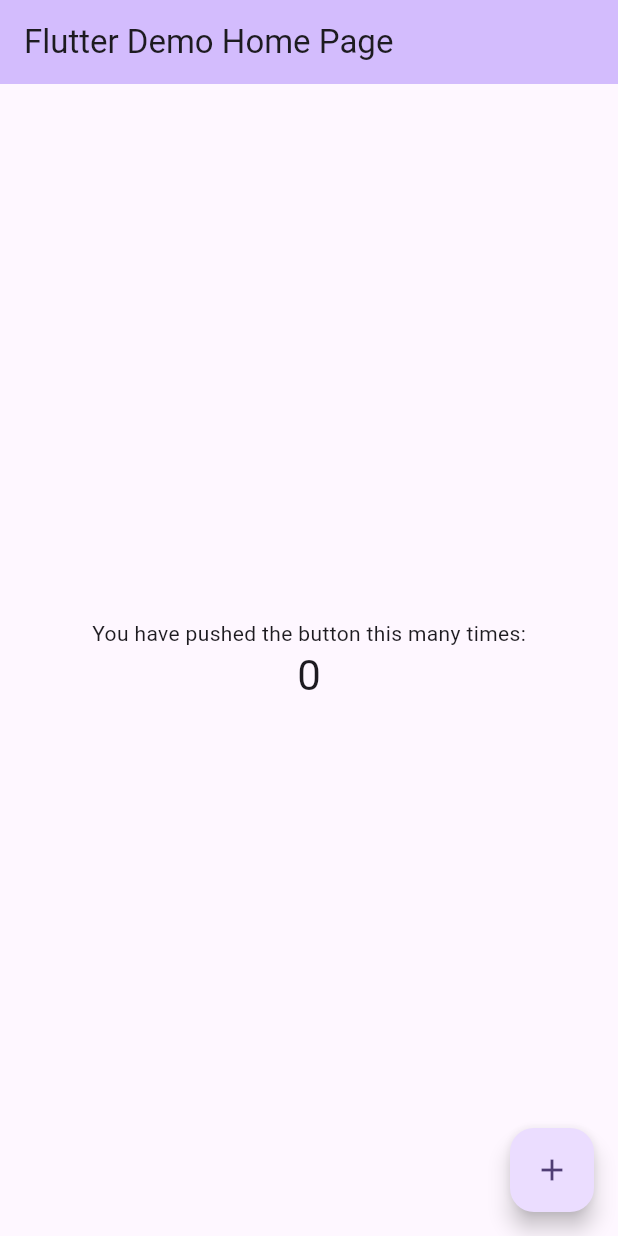
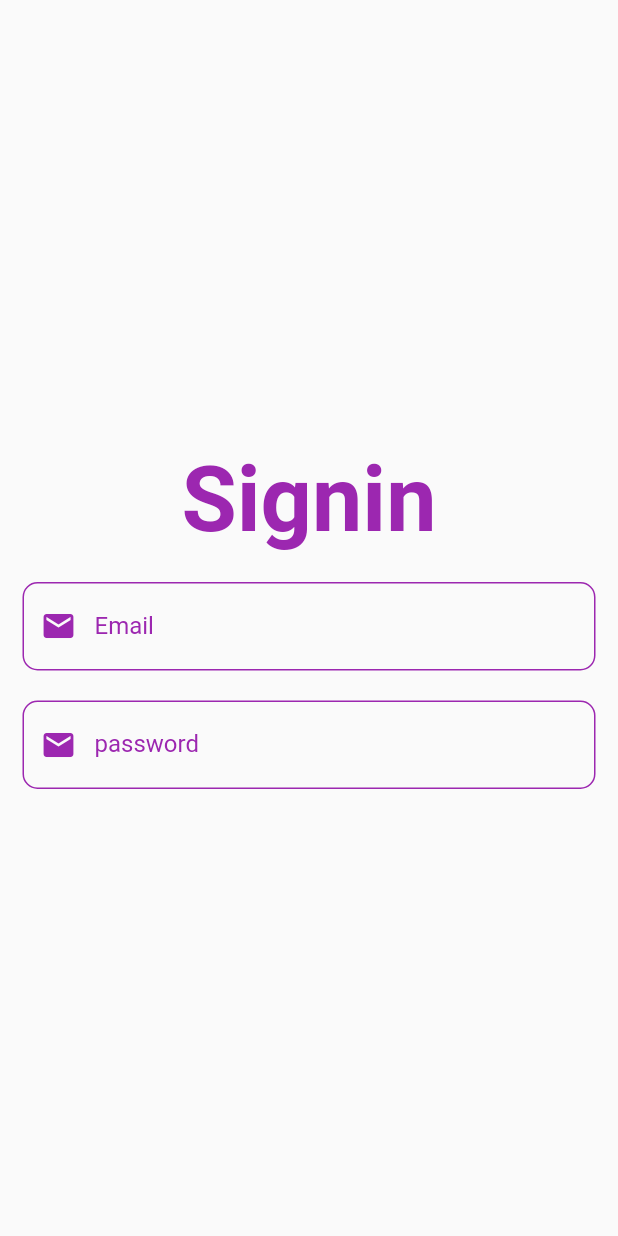
Before and after one commit to NadaAshrafMuhammad/FlutterGraduationProject-FitSync, a Flutter app: the screen it shows after launch, on a phone screen of 412 x 824 dp. Run offline on Flutter 3.47's test engine with Material 2 defaults, Android fonts, the phone set to English and light mode, and no system bars.

Commit message:
create siginScreen,  siginBody & customtext field

```diff
--- a/graduation_project/lib/main.dart
+++ b/graduation_project/lib/main.dart
@@ -1,4 +1,5 @@
 import 'package:flutter/material.dart';
+import '../screen/signin_screen.dart';
 
 void main() {
   runApp(const MyApp());
@@ -7,119 +8,12 @@ void main() {
 class MyApp extends StatelessWidget {
   const MyApp({super.key});
 
-  // This widget is the root of your application.
   @override
   Widget build(BuildContext context) {
-    return MaterialApp(
-      title: 'Flutter Demo',
-      theme: ThemeData(
-        // This is the theme of your application.
-        //
-        // TRY THIS: Try running your application with "flutter run". You'll see
-        // the application has a blue toolbar. Then, without quitting the app,
-        // try changing the seedColor in the colorScheme below to Colors.green
-        // and then invoke "hot reload" (save your changes or press the "hot
-        // reload" button in a Flutter-supported IDE, or press "r" if you used
-        // the command line to start the app).
-        //
-        // Notice that the counter didn't reset back to zero; the application
-        // state is not lost during the reload. To reset the state, use hot
-        // restart instead.
-        //
-        // This works for code too, not just values: Most code changes can be
-        // tested with just a hot reload.
-        colorScheme: ColorScheme.fromSeed(seedColor: Colors.deepPurple),
-        useMaterial3: true,
-      ),
-      home: const MyHomePage(title: 'Flutter Demo Home Page'),
+    return const MaterialApp(
+      title: 'FitSync App',
+      debugShowCheckedModeBanner: false,
+      home: SigninScreen(),
     );
   }
 }
-
-class MyHomePage extends StatefulWidget {
-  const MyHomePage({super.key, required this.title});
-
-  // This widget is the home page of your application. It is stateful, meaning
-  // that it has a State object (defined below) that contains fields that affect
-  // how it looks.
-
-  // This class is the configuration for the state. It holds the values (in this
-  // case the title) provided by the parent (in this case the App widget) and
-  // used by the build method of the State. Fields in a Widget subclass are
-  // always marked "final".
-
-  final String title;
-
-  @override
-  State<MyHomePage> createState() => _MyHomePageState();
-}
-
-class _MyHomePageState extends State<MyHomePage> {
-  int _counter = 0;
-
-  void _incrementCounter() {
-    setState(() {
-      // This call to setState tells the Flutter framework that something has
-      // changed in this State, which causes it to rerun the build method below
-      // so that the display can reflect the updated values. If we changed
-      // _counter without calling setState(), then the build method would not be
-      // called again, and so nothing would appear to happen.
-      _counter++;
-    });
-  }
-
-  @override
-  Widget build(BuildContext context) {
-    // This method is rerun every time setState is called, for instance as done
-    // by the _incrementCounter method above.
-    //
-    // The Flutter framework has been optimized to make rerunning build methods
-    // fast, so that you can just rebuild anything that needs updating rather
-    // than having to individually change instances of widgets.
-    return Scaffold(
-      appBar: AppBar(
-        // TRY THIS: Try changing the color here to a specific color (to
-        // Colors.amber, perhaps?) and trigger a hot reload to see the AppBar
-        // change color while the other colors stay the same.
-        backgroundColor: Theme.of(context).colorScheme.inversePrimary,
-        // Here we take the value from the MyHomePage object that was created by
-        // the App.build method, and use it to set our appbar title.
-        title: Text(widget.title),
-      ),
-      body: Center(
-        // Center is a layout widget. It takes a single child and positions it
-        // in the middle of the parent.
-        child: Column(
-          // Column is also a layout widget. It takes a list of children and
-          // arranges them vertically. By default, it sizes itself to fit its
-          // children horizontally, and tries to be as tall as its parent.
-          //
-          // Column has various properties to control how it sizes itself and
-          // how it positions its children. Here we use mainAxisAlignment to
-          // center the children vertically; the main axis here is the vertical
-          // axis because Columns are vertical (the cross axis would be
-          // horizontal).
-          //
-          // TRY THIS: Invoke "debug painting" (choose the "Toggle Debug Paint"
-          // action in the IDE, or press "p" in the console), to see the
-          // wireframe for each widget.
-          mainAxisAlignment: MainAxisAlignment.center,
-          children: <Widget>[
-            const Text(
-              'You have pushed the button this many times:',
-            ),
-            Text(
-              '$_counter',
-              style: Theme.of(context).textTheme.headlineMedium,
-            ),
-          ],
-        ),
-      ),
-      floatingActionButton: FloatingActionButton(
-        onPressed: _incrementCounter,
-        tooltip: 'Increment',
-        child: const Icon(Icons.add),
-      ), // This trailing comma makes auto-formatting nicer for build methods.
-    );
-  }
-}
--- /dev/null
+++ b/graduation_project/lib/screen/signin_screen.dart
@@ -0,0 +1,18 @@
+import 'package:flutter/material.dart';
+import '../widgets/sigin_screen_body.dart';
+
+class SigninScreen extends StatelessWidget {
+  const SigninScreen({super.key});
+
+  @override
+  Widget build(BuildContext context) {
+    return GestureDetector(
+      onTap: () {
+        FocusManager.instance.primaryFocus?.unfocus();
+      },
+      child: const Scaffold(
+        body: SiginInScreenBody(),
+      ),
+    );
+  }
+}
--- /dev/null
+++ b/graduation_project/lib/widgets/custom_text_form_field.dart
@@ -0,0 +1,59 @@
+import 'package:flutter/material.dart';
+
+class CustomTextFormField extends StatelessWidget {
+  final String labelText;
+  final Widget? suffixIcon;
+  final IconData prefixIcon;
+  final TextEditingController? controller;
+  final bool obscureText;
+  final TextInputType? keyboardType;
+
+  const CustomTextFormField({
+    super.key,
+    required this.labelText,
+    required this.prefixIcon,
+    this.keyboardType,
+    this.suffixIcon,
+    this.controller,
+    this.obscureText = false,
+  });
+
+  @override
+  Widget build(BuildContext context) {
+    return Padding(
+      padding: const EdgeInsets.symmetric(horizontal: 15),
+      child: TextFormField(
+        controller: controller,
+        obscureText: obscureText,
+        keyboardType: keyboardType,
+        style: const TextStyle(
+          color: Colors.purple,
+        ),
+        decoration: InputDecoration(
+          labelText: labelText,
+          labelStyle: const TextStyle(
+            color: Colors.purple,
+          ),
+          border: customBorder(Colors.purple),
+          errorBorder: customBorder(Colors.red),
+          enabledBorder: customBorder(Colors.purple),
+          focusedBorder: customBorder(Colors.purple),
+          suffixIcon: suffixIcon,
+          prefixIcon: Icon(
+            prefixIcon,
+            color: Colors.purple,
+          ),
+        ),
+      ),
+    );
+  }
+}
+
+InputBorder customBorder(Color color) {
+  return OutlineInputBorder(
+    borderRadius: BorderRadius.circular(10),
+    borderSide: BorderSide(
+      color: color,
+    ),
+  );
+}
--- /dev/null
+++ b/graduation_project/lib/widgets/sigin_screen_body.dart
@@ -0,0 +1,45 @@
+import 'package:flutter/material.dart';
+import 'custom_text_form_field.dart';
+
+class SiginInScreenBody extends StatefulWidget {
+  const SiginInScreenBody({super.key});
+
+  @override
+  State<SiginInScreenBody> createState() => _SiginInScreenBodyState();
+}
+
+class _SiginInScreenBodyState extends State<SiginInScreenBody> {
+  final focusNode = FocusNode();
+
+  @override
+  Widget build(BuildContext context) {
+    return const Column(
+      mainAxisAlignment: MainAxisAlignment.center,
+      mainAxisSize: MainAxisSize.max,
+      children: [
+        Text(
+          'Signin',
+          style: TextStyle(
+            fontSize: 60,
+            color: Colors.purple,
+            fontWeight: FontWeight.bold,
+          ),
+        ),
+        SizedBox(height: 20),
+        // text form field of user email
+        CustomTextFormField(
+          labelText: 'Email',
+          prefixIcon: Icons.email,
+          keyboardType: TextInputType.emailAddress,
+        ),
+        SizedBox(height: 20),
+        // text form field of password
+        CustomTextFormField(
+          labelText: 'password',
+          prefixIcon: Icons.email,
+          keyboardType: TextInputType.emailAddress,
+        ),
+      ],
+    );
+  }
+}
```
